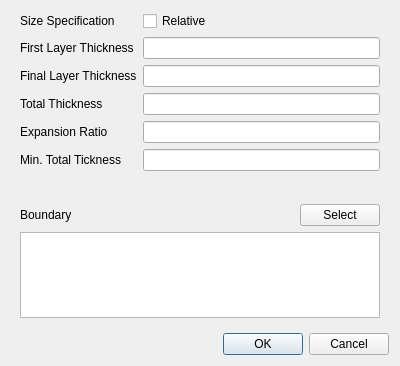
Before: the Qt Designer form baramMesh/view/boundaryLayer/boundary_setting_dialog.ui in nextfoam/baram, drawn with Qt 5; both pictures show x 0 to 400 and y 280 to 646 of the 400 by 646 pixel window.
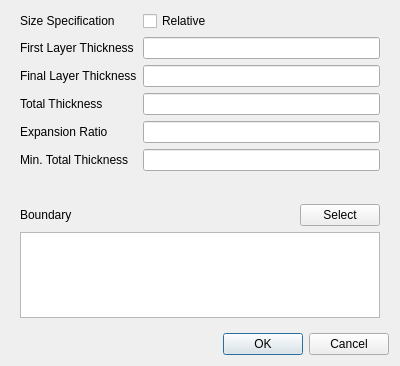
After: the same form once the commit is applied.

Commit message: baram#410 Typo

```diff
--- a/baramMesh/view/boundaryLayer/boundary_setting_dialog.ui
+++ b/baramMesh/view/boundaryLayer/boundary_setting_dialog.ui
@@ -169,7 +169,7 @@
       <item row="5" column="0">
        <widget class="QLabel" name="label_36">
         <property name="text">
-         <string>Min. Total Tickness</string>
+         <string>Min. Total Thickness</string>
         </property>
        </widget>
       </item>
```
Left out of the diff: 2 changed lines with no effect on the pictures. The commit also changes 1 other file.
